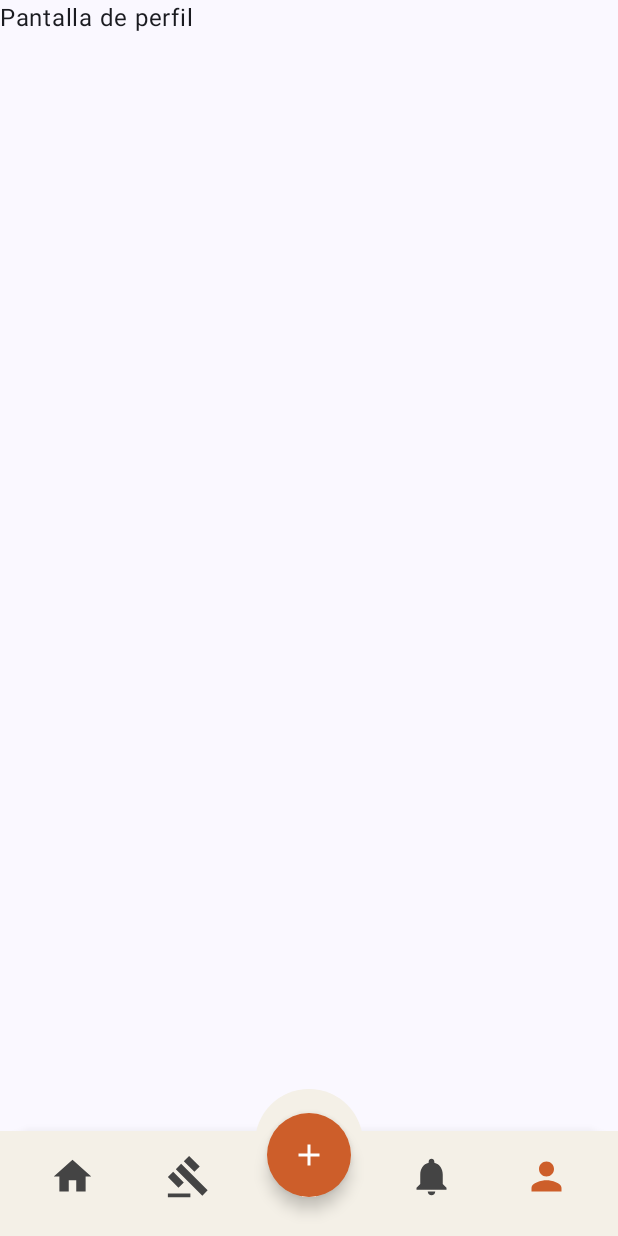
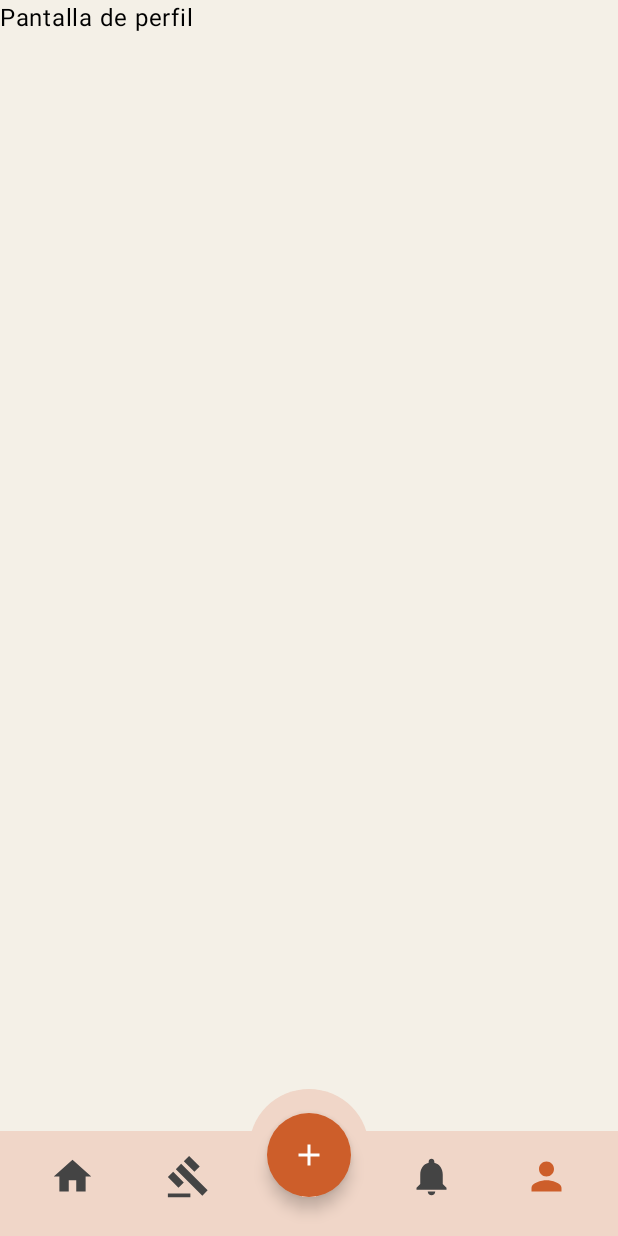
Before and after one commit to marinajcs/BrushNBid-APP, an Android app built with Jetpack Compose: the ProfileScreen screen opened through its navigation route, on a phone screen of 412 x 824 dp. Run offline under Robolectric (Android 15) with nearby library versions, the phone set to English and light mode, and no system bars.

Commit message:
quitada línea blanca fixes #12

```diff
--- a/app/src/main/java/com/gidm/brushnbid/navigation/BottomNavBar.kt
+++ b/app/src/main/java/com/gidm/brushnbid/navigation/BottomNavBar.kt
@@ -37,24 +37,17 @@ fun BottomNavBar(
             modifier = Modifier
                 .fillMaxWidth()
                 .height(70.dp)
-                .shadow(
-                    elevation = 12.dp,
-                    shape = RoundedCornerShape(topStart = 24.dp, topEnd = 24.dp),
-                    ambientColor = Color.Black,
-                    spotColor = Color.Black,
-                    clip = false
-                )
-                .background(colorResource(id = R.color.app_background))
+                .background(colorResource(id = R.color.main_light_color))
                 .align(Alignment.BottomCenter)
         )
 
         Box(
             modifier = Modifier
-                .size(72.dp)
+                .size(80.dp)
                 .align(Alignment.TopCenter)
                 .offset(y = (-18).dp)
                 .background(
-                    color = colorResource(id = R.color.app_background),
+                    color = colorResource(id = R.color.main_light_color),
                     shape = CircleShape
                 )
 
--- a/app/src/main/java/com/gidm/brushnbid/views/MyAuctionsScreen.kt
+++ b/app/src/main/java/com/gidm/brushnbid/views/MyAuctionsScreen.kt
@@ -47,6 +47,7 @@ fun MyAuctionsScreen(navController: NavController) {
     }
 
     Scaffold(
+        containerColor = colorResource(id = R.color.app_background),
         bottomBar = {
             BottomNavBar(
                 selectedItem = BottomNavItem.AUCTIONS,
@@ -65,7 +66,7 @@ fun MyAuctionsScreen(navController: NavController) {
                 .background(colorResource(R.color.app_background))
 
         ) {
-            HeaderImage(R.drawable.mis_subastas, "Mis", "Subastas", "")
+            HeaderImage(colorResource(R.color.main_color), R.drawable.mis_subastas, "Mis", "Subastas", "")
 
             Row(
                 modifier = Modifier
@@ -79,7 +80,6 @@ fun MyAuctionsScreen(navController: NavController) {
 
             Column(modifier = Modifier
                 .padding(horizontal = 16.dp)
-                .padding(bottom = 20.dp)
             ) {
                 subastas.forEachIndexed { index, (title, author) ->
                     SubastaListItem("", title, author, isFinalizada = selectedTab == "finalizadas")
--- a/app/src/main/java/com/gidm/brushnbid/views/ProfileScreen.kt
+++ b/app/src/main/java/com/gidm/brushnbid/views/ProfileScreen.kt
@@ -10,9 +10,11 @@ import androidx.compose.runtime.mutableStateOf
 import androidx.compose.runtime.remember
 import androidx.compose.runtime.setValue
 import androidx.compose.ui.Modifier
+import androidx.compose.ui.res.colorResource
 import androidx.compose.ui.tooling.preview.Preview
 import androidx.navigation.NavController
 import androidx.navigation.compose.rememberNavController
+import com.gidm.brushnbid.R
 import com.gidm.brushnbid.navigation.BottomNavBar
 import com.gidm.brushnbid.navigation.BottomNavItem
 
@@ -21,6 +23,7 @@ fun ProfileScreen(navController: NavController) {
     var selectedItem by remember { mutableStateOf(BottomNavItem.NOTIFICATIONS) }
 
     Scaffold(
+        containerColor = colorResource(id = R.color.app_background),
         bottomBar = {
             BottomNavBar(
                 selectedItem = BottomNavItem.PROFILE,
```
Also changed, not shown: app/src/main/java/com/gidm/brushnbid/views/NotificationScreen.kt (+101 -7 lines), app/src/main/res/drawable/gavel.png (deleted).
